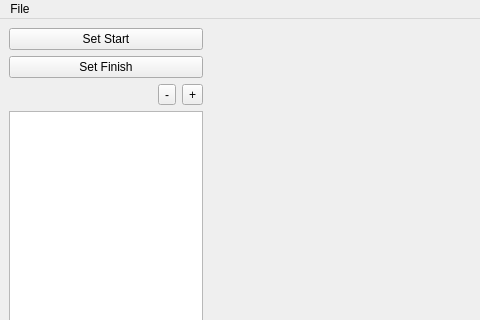
The window that apps/gui/widgets/trackeditor.ui (hankedan000/gopro-overlay) describes before a commit, drawn with Qt 5; both pictures show x 0 to 480 and y 0 to 320 of the 800 by 600 pixel window.
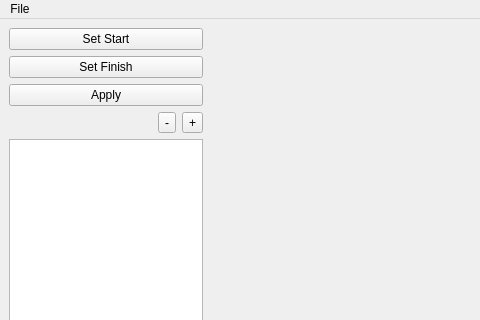
The same window after the commit. Custom widgets are drawn as their Qt base class.

```diff
--- a/apps/gui/widgets/trackeditor.ui
+++ b/apps/gui/widgets/trackeditor.ui
@@ -42,6 +42,13 @@
           </property>
          </widget>
         </item>
+        <item>
+         <widget class="QPushButton" name="apply_Button">
+          <property name="text">
+           <string>Apply</string>
+          </property>
+         </widget>
+        </item>
         <item>
          <layout class="QHBoxLayout" name="sectorToolbar">
           <item>
```
